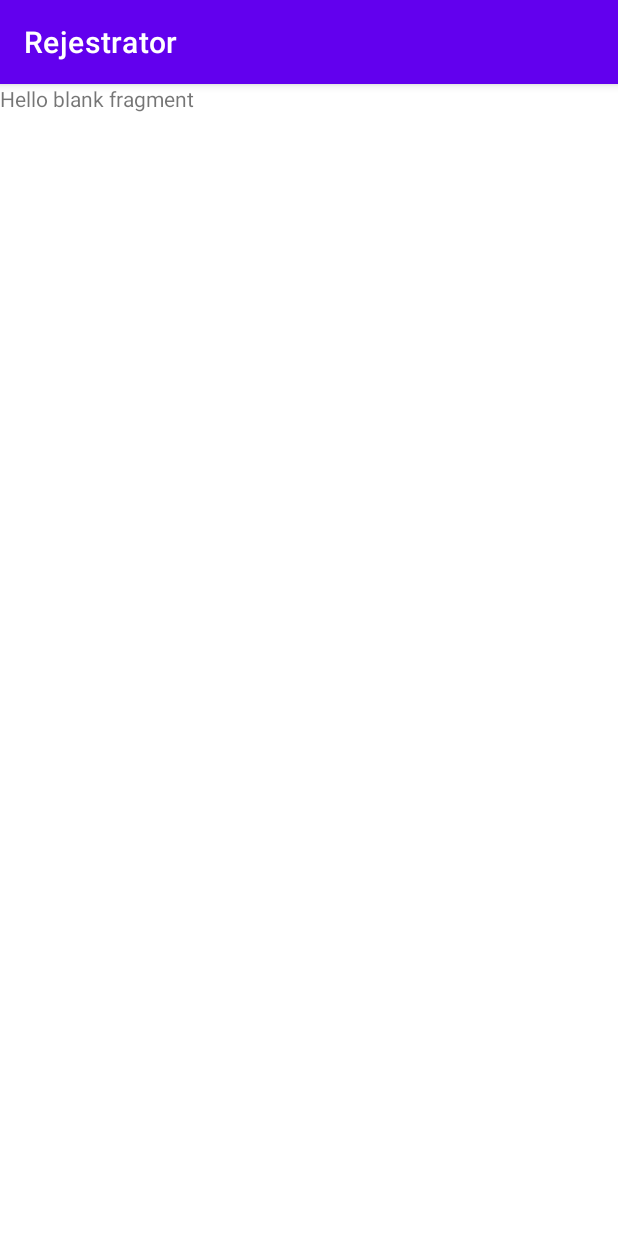
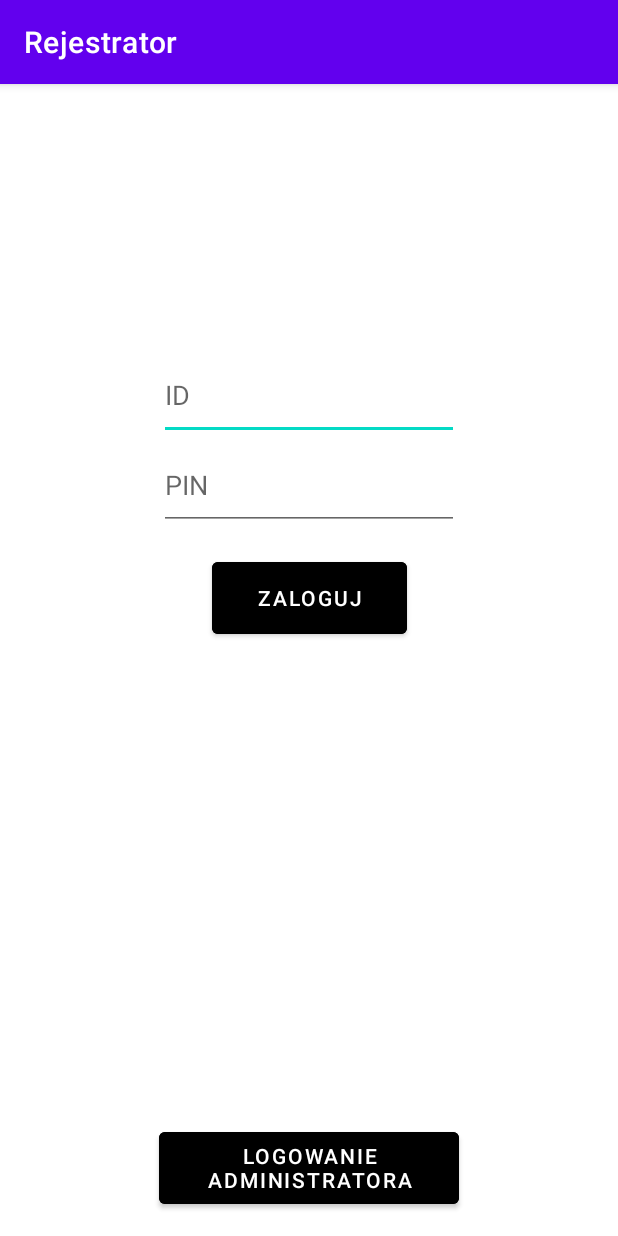
Before and after one commit to mikolajbuczak/rejestrator-app, an Android app: the screen it shows after launch (MainActivity), on a phone screen of 412 x 824 dp. Run offline under Robolectric (Android 15) with nearby library versions, the phone set to English and light mode, and no system bars.

Commit message:
Added a basic view of login screen for employees

```diff
--- a/Rejestrator/app/src/main/java/com/example/rejestrator/view/fragment/Login.kt
+++ b/Rejestrator/app/src/main/java/com/example/rejestrator/view/fragment/LoginEmployee.kt
@@ -10,7 +10,7 @@ import com.example.rejestrator.R
 private const val ARG_PARAM1 = "param1"
 private const val ARG_PARAM2 = "param2"
 
-class Login : Fragment() {
+class LoginEmployee : Fragment() {
     private var param1: String? = null
     private var param2: String? = null
 
@@ -24,13 +24,13 @@ class Login : Fragment() {
 
     override fun onCreateView(inflater: LayoutInflater, container: ViewGroup?,
                               savedInstanceState: Bundle?): View? {
-        return inflater.inflate(R.layout.fragment_login, container, false)
+        return inflater.inflate(R.layout.fragment_login_employee, container, false)
     }
 
     companion object {
         @JvmStatic
         fun newInstance(param1: String, param2: String) =
-                Login().apply {
+            LoginEmployee().apply {
                     arguments = Bundle().apply {
                         putString(ARG_PARAM1, param1)
                         putString(ARG_PARAM2, param2)
--- a/Rejestrator/app/src/main/res/layout/fragment_login.xml
+++ /dev/null
@@ -1,14 +0,0 @@
-<?xml version="1.0" encoding="utf-8"?>
-<FrameLayout xmlns:android="http://schemas.android.com/apk/res/android"
-    xmlns:tools="http://schemas.android.com/tools"
-    android:layout_width="match_parent"
-    android:layout_height="match_parent"
-    tools:context=".view.fragment.Login">
-
-    <!-- TODO: Update blank fragment layout -->
-    <TextView
-        android:layout_width="match_parent"
-        android:layout_height="match_parent"
-        android:text="@string/hello_blank_fragment" />
-
-</FrameLayout>
--- /dev/null
+++ b/Rejestrator/app/src/main/res/layout/fragment_login_employee.xml
@@ -0,0 +1,67 @@
+<androidx.constraintlayout.widget.ConstraintLayout
+    xmlns:android="http://schemas.android.com/apk/res/android"
+    xmlns:app="http://schemas.android.com/apk/res-auto"
+    xmlns:tools="http://schemas.android.com/tools"
+    android:id="@+id/fragment_login_employee"
+    android:layout_width="match_parent"
+    android:layout_height="match_parent"
+    android:background="@android:color/white"
+    tools:context=".view.fragment.LoginEmployee">
+
+    <EditText
+        android:id="@+id/IDTextInput"
+        android:layout_width="200dp"
+        android:layout_height="60dp"
+        android:hint="@string/ID"
+        android:importantForAutofill="no"
+        android:inputType="number"
+        android:maxLength="4"
+        app:layout_constraintBottom_toBottomOf="parent"
+        app:layout_constraintEnd_toEndOf="parent"
+        app:layout_constraintStart_toStartOf="parent"
+        app:layout_constraintTop_toTopOf="parent"
+        app:layout_constraintVertical_bias="0.25" />
+
+    <EditText
+        android:id="@+id/PinTextInput"
+        android:layout_width="200dp"
+        android:layout_height="60dp"
+        android:hint="@string/PIN"
+        android:importantForAutofill="no"
+        android:inputType="number"
+        android:maxLength="4"
+        app:layout_constraintBottom_toBottomOf="parent"
+        app:layout_constraintEnd_toEndOf="@+id/IDTextInput"
+        app:layout_constraintStart_toStartOf="@+id/IDTextInput"
+        app:layout_constraintTop_toBottomOf="@+id/IDTextInput"
+        app:layout_constraintVertical_bias="0.0" />
+
+    <Button
+        android:id="@+id/LoginButton"
+        android:layout_width="130dp"
+        android:layout_height="60dp"
+        android:layout_marginTop="15dp"
+        android:backgroundTint="@color/black"
+        android:text="@string/LoginButton"
+        android:textColor="@color/white"
+        app:layout_constraintBottom_toBottomOf="parent"
+        app:layout_constraintEnd_toEndOf="@+id/PinTextInput"
+        app:layout_constraintStart_toStartOf="@+id/PinTextInput"
+        app:layout_constraintTop_toBottomOf="@+id/PinTextInput"
+        app:layout_constraintVertical_bias="0.0" />
+
+    <Button
+        android:id="@+id/Administrator"
+        android:layout_width="200dp"
+        android:layout_height="60dp"
+        android:layout_marginBottom="15dp"
+        android:backgroundTint="@color/black"
+        android:text="@string/ChangeToAdminLoginButton"
+        android:textColor="@color/white"
+        app:layout_constraintBottom_toBottomOf="parent"
+        app:layout_constraintEnd_toEndOf="parent"
+        app:layout_constraintStart_toStartOf="parent"
+        app:layout_constraintTop_toBottomOf="@+id/LoginButton"
+        app:layout_constraintVertical_bias="1.0" />
+
+</androidx.constraintlayout.widget.ConstraintLayout>
--- a/Rejestrator/app/src/main/res/navigation/navigation_file.xml
+++ b/Rejestrator/app/src/main/res/navigation/navigation_file.xml
@@ -3,13 +3,13 @@
     xmlns:app="http://schemas.android.com/apk/res-auto"
     xmlns:tools="http://schemas.android.com/tools"
     android:id="@+id/navigation_file"
-    app:startDestination="@id/loginFragment">
+    app:startDestination="@id/loginEmployeeFragment">
 
     <fragment
-        android:id="@+id/loginFragment"
-        android:name="com.example.rejestrator.view.fragment.Login"
+        android:id="@+id/loginEmployeeFragment"
+        android:name="com.example.rejestrator.view.fragment.LoginEmployee"
         android:label="main_menu"
-        tools:layout="@layout/fragment_login" >
+        tools:layout="@layout/fragment_login_employee" >
     </fragment>
 
 </navigation>
--- a/Rejestrator/app/src/main/res/values/strings.xml
+++ b/Rejestrator/app/src/main/res/values/strings.xml
@@ -1,5 +1,9 @@
 <resources>
     <string name="app_name">Rejestrator</string>
-    <!-- TODO: Remove or change this placeholder text -->
-    <string name="hello_blank_fragment">Hello blank fragment</string>
+    <string name="ID">ID</string>
+    <string name="PIN">PIN</string>
+    <string name="Login">LOGIN</string>
+    <string name="Password">HASŁO</string>
+    <string name="LoginButton">ZALOGUJ</string>
+    <string name="ChangeToAdminLoginButton">Logowanie administratora</string>
 </resources>
```
